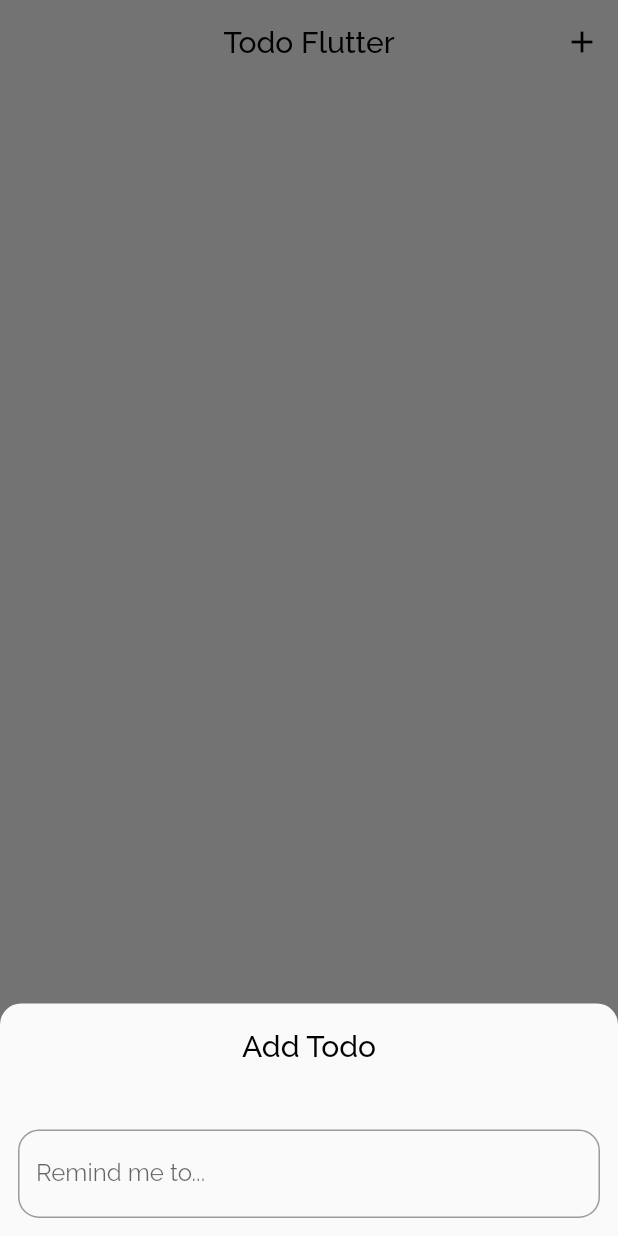
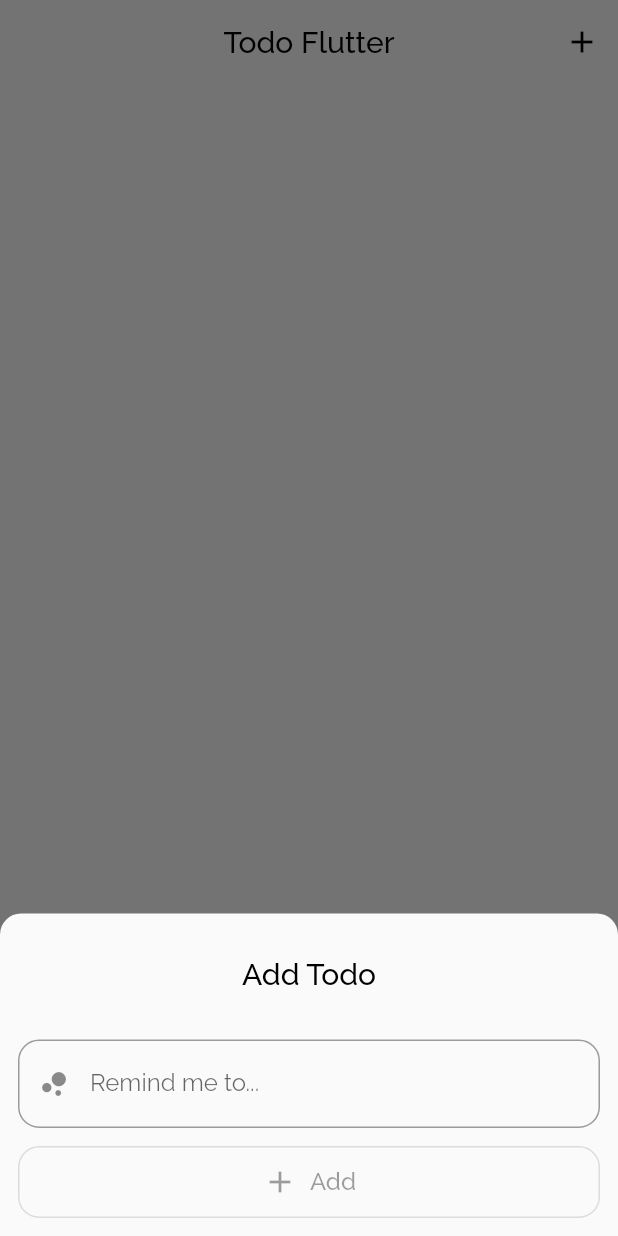
Before and after one commit to chungweileong94/todo_flutter, a Flutter app: the screen it shows after launch, after a tap on the "add" icon, on a phone screen of 412 x 824 dp. Run offline on Flutter 3.47's test engine with Material 2 defaults, Android fonts, the phone set to English and light mode, and no system bars; our stand-ins replace google_fonts.

Commit message:
Redesign Bottom sheet

```diff
--- a/lib/var/theme.dart
+++ b/lib/var/theme.dart
@@ -29,6 +29,8 @@ ThemeData getTheme(BuildContext context) {
       shape: RoundedRectangleBorder(
         borderRadius: _borderRadius,
       ),
+      textTheme: ButtonTextTheme.primary,
+      padding: EdgeInsets.all(12),
     ),
     bottomSheetTheme: BottomSheetThemeData(
       shape: RoundedRectangleBorder(
--- a/lib/widgets/AddTodoBottomSheet.dart
+++ b/lib/widgets/AddTodoBottomSheet.dart
@@ -24,6 +24,10 @@ class _AddTodoBottomSheetState extends State<StatefulWidget> {
 
   @override
   Widget build(Object context) => SafeArea(
+        child: Container(
+          padding: EdgeInsets.all(12).add(
+            EdgeInsets.only(bottom: MediaQuery.of(context).viewInsets.bottom),
+          ),
           child: Column(
             mainAxisSize: MainAxisSize.min,
             children: <Widget>[
@@ -37,38 +41,47 @@ class _AddTodoBottomSheetState extends State<StatefulWidget> {
                 backgroundColor: Colors.transparent,
                 elevation: 0,
                 leading: Container(),
-              actions: <Widget>[
-                ...(_value.length > 0
-                    ? [
-                        Builder(
-                          builder: (scaffoldContext) => IconButton(
-                            icon: Icon(Icons.done),
-                            onPressed: _value.length > 0
-                                ? () =>
-                                    this._handleOnAddPressed(scaffoldContext)
-                                : null,
               ),
-                        )
-                      ]
-                    : []),
-              ],
-            ),
-            Padding(
-              padding: const EdgeInsets.all(12).add(
-                EdgeInsets.only(
+              Container(
+                margin: EdgeInsets.only(
                   top: 16,
-                  bottom: MediaQuery.of(context).viewInsets.bottom,
-                ),
+                  bottom: 12,
                 ),
                 child: TextFormField(
                   autofocus: false,
                   decoration: InputDecoration(
+                    prefixIcon: Icon(Icons.bubble_chart),
                     labelText: 'Remind me to...',
+                    floatingLabelBehavior: FloatingLabelBehavior.never,
                   ),
                   onChanged: _handleOnValueChanged,
                 ),
               ),
+              SizedBox(
+                width: double.infinity,
+                child: Builder(
+                  builder: (scaffoldContext) => OutlineButton(
+                    child: Row(
+                      mainAxisAlignment: MainAxisAlignment.center,
+                      children: <Widget>[
+                        Container(
+                          child: Icon(Icons.add),
+                          margin: EdgeInsets.only(right: 8),
+                        ),
+                        Text(
+                          'Add',
+                          style: TextStyle(fontSize: 16),
+                        ),
                       ],
+                    ),
+                    onPressed: _value.length > 0
+                        ? () => this._handleOnAddPressed(scaffoldContext)
+                        : null,
+                  ),
+                ),
+              )
+            ],
+          ),
         ),
       );
 }
```
Lines whose indentation alone changed are shown as unchanged.
